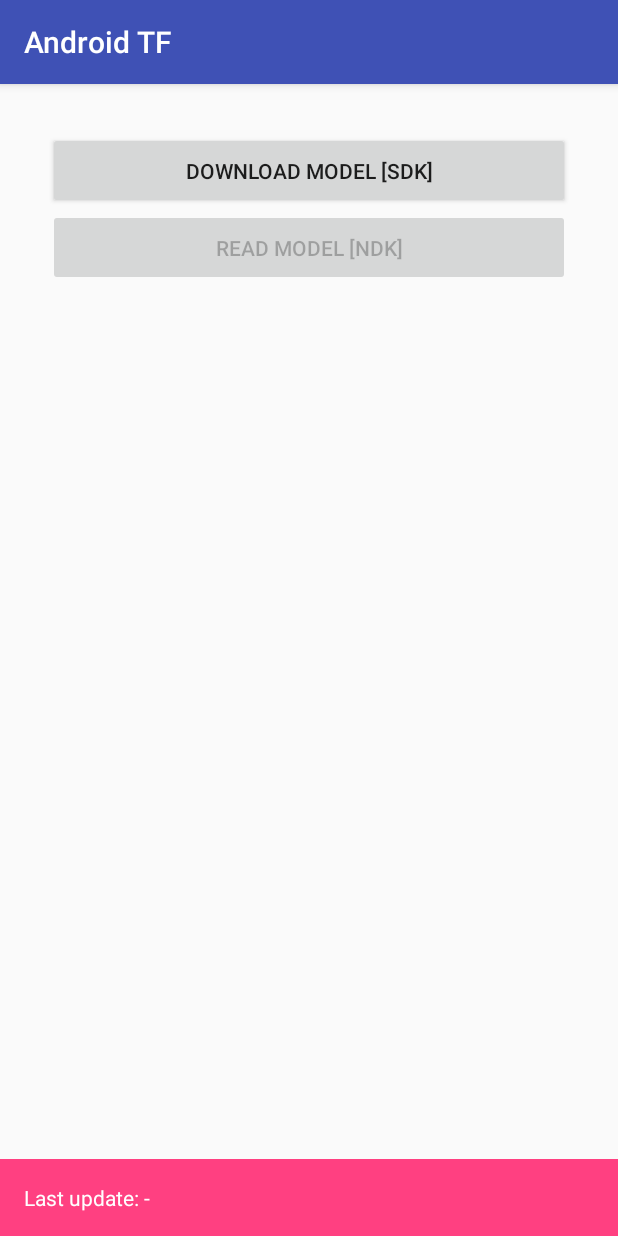
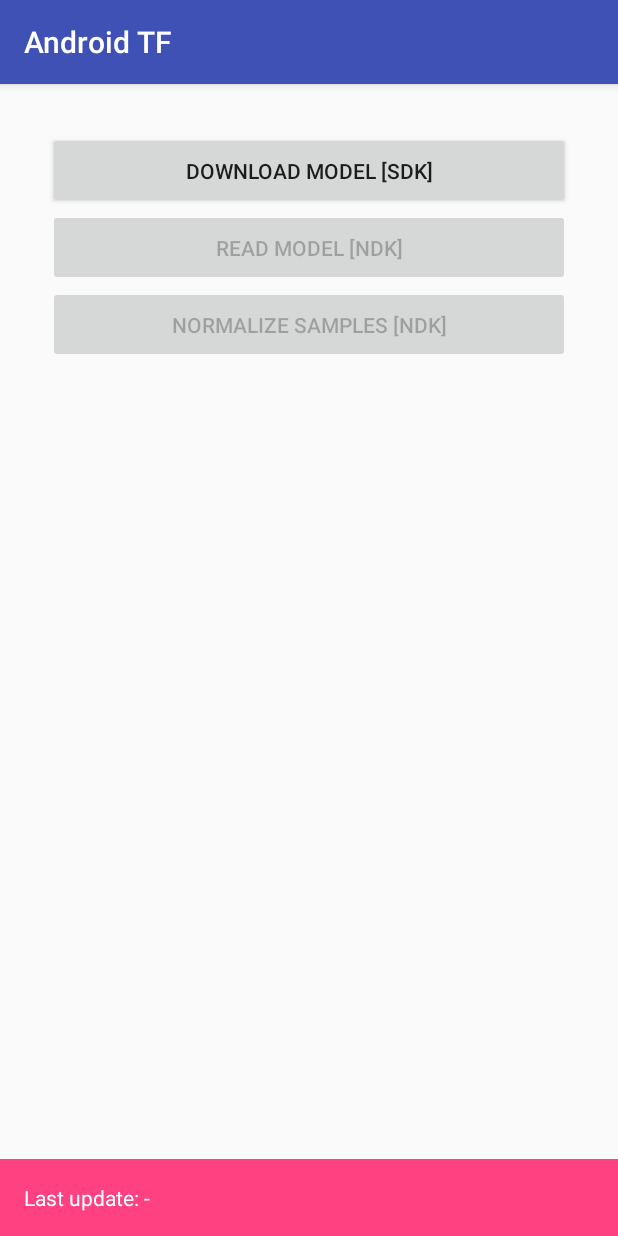
Before and after one commit to thetonrifles/android-tensorflow, an Android app: the screen it shows after launch (MainActivity), after a tap on an icon or button, on a phone screen of 412 x 824 dp. Run offline under Robolectric (Android 15) with nearby library versions, the phone set to English and light mode, and no system bars; our stand-ins replace ButterKnife, EventBus; libraries missing offline, so code that uses them is left out: com.google.android.gms; 2 statements that could not run were skipped.

Commit message:
Adding function using vectors

```diff
--- a/app/src/main/java/com/thetonrifles/tensorflow/MainActivity.java
+++ b/app/src/main/java/com/thetonrifles/tensorflow/MainActivity.java
@@ -4,6 +4,7 @@ import android.os.Bundle;
 import android.support.v4.app.FragmentManager;
 import android.support.v7.app.AppCompatActivity;
 import android.text.TextUtils;
+import android.util.Log;
 import android.view.View;
 import android.widget.Button;
 import android.widget.ProgressBar;
@@ -27,7 +28,8 @@ public class MainActivity extends AppCompatActivity implements DownloadFragment.
 
     @Bind(R.id.progress) ProgressBar mLoader;
     @Bind(R.id.btn_download) Button mDownloadButton;
-    @Bind(R.id.btn_read) Button mLoadButton;
+    @Bind(R.id.btn_process) Button mLoadButton;
+    @Bind(R.id.btn_normalize) Button mNormalizeButton;
     @Bind(R.id.txt_timestamp) TextView mTimestampView;
 
     @Override
@@ -72,7 +74,7 @@ public class MainActivity extends AppCompatActivity implements DownloadFragment.
         }
     }
 
-    @OnClick(R.id.btn_read)
+    @OnClick(R.id.btn_process)
     void onInvokeButtonClick() {
         String filename = FileStorage.getInstance().readLastUpdateFileName(this);
         if (!TextUtils.isEmpty(filename)) {
@@ -86,6 +88,21 @@ public class MainActivity extends AppCompatActivity implements DownloadFragment.
         }
     }
 
+    @OnClick(R.id.btn_normalize)
+    void onNormalizeButtonClick() {
+        String filename = FileStorage.getInstance().readLastUpdateFileName(this);
+        if (!TextUtils.isEmpty(filename)) {
+            float[] input = new float[88];
+            float[] output = (new TensorFlow()).normalize(filename, input);
+            for (int i=0; i<output.length; i++) {
+                Log.d("Normalization", "[" + i + "] = " + output[i]);
+            }
+            Toast.makeText(this, R.string.toast_output_normalize, Toast.LENGTH_SHORT).show();
+        } else {
+            Toast.makeText(this, R.string.toast_empty_model, Toast.LENGTH_SHORT).show();
+        }
+    }
+
     private void updateTimestampLabel() {
         String template = getString(R.string.last_update_value);
         Date timestamp = FileStorage.getInstance().readLastUpdateTimestamp(this);
@@ -93,6 +110,7 @@ public class MainActivity extends AppCompatActivity implements DownloadFragment.
             String label = String.format(template, timestamp.toString());
             mTimestampView.setText(label);
             mLoadButton.setEnabled(true);
+            mNormalizeButton.setEnabled(true);
         }
     }
 
--- a/app/src/main/java/com/thetonrifles/tensorflow/TensorFlow.java
+++ b/app/src/main/java/com/thetonrifles/tensorflow/TensorFlow.java
@@ -8,4 +8,6 @@ public class TensorFlow {
 
     public native float process(String filepath, float a, float b);
 
+    public native float[] normalize(String filepath, float[] samples);
+
 }
--- a/app/src/main/res/layout/activity_main.xml
+++ b/app/src/main/res/layout/activity_main.xml
@@ -31,12 +31,20 @@
         </RelativeLayout>
 
         <Button
-            android:id="@+id/btn_read"
+            android:id="@+id/btn_process"
             android:layout_width="match_parent"
             android:layout_height="wrap_content"
             android:enabled="false"
             android:padding="16dp"
             android:text="@string/btn_read" />
+
+        <Button
+            android:id="@+id/btn_normalize"
+            android:layout_width="match_parent"
+            android:layout_height="wrap_content"
+            android:enabled="false"
+            android:padding="16dp"
+            android:text="@string/btn_normalize" />
 
     </LinearLayout>
 
--- a/app/src/main/res/values/strings.xml
+++ b/app/src/main/res/values/strings.xml
@@ -5,9 +5,11 @@
     <string name="app_name">Android TF</string>
     <string name="btn_download">Download Model [SDK]</string>
     <string name="btn_read">Read Model [NDK]</string>
+    <string name="btn_normalize">Normalize Samples [NDK]</string>
     <string name="last_update_none">Last update: -</string>
     <string name="last_update_value">Last update: %1$s</string>
     <string name="toast_empty_model">Empty or unavailable model</string>
     <string name="toast_output_sum">%1$f x %2$f = %3$f</string>
+    <string name="toast_output_normalize">Normalization completed (see logcat for details)</string>
 
 </resources>
```
Also changed, not shown: 3 other files.
